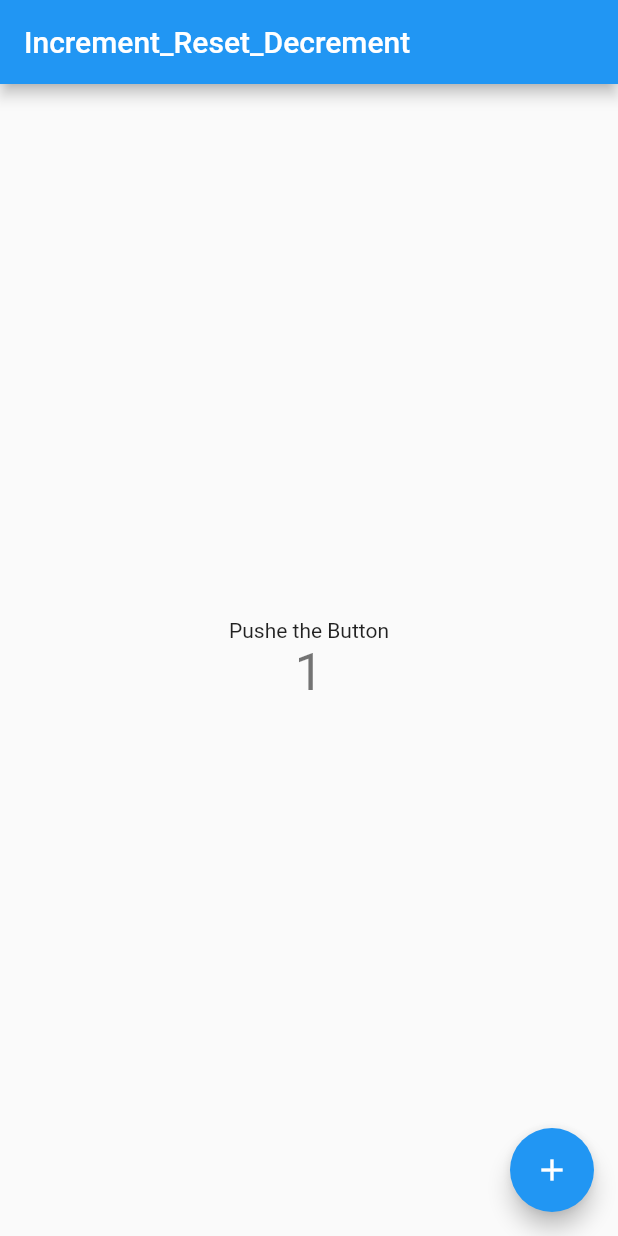
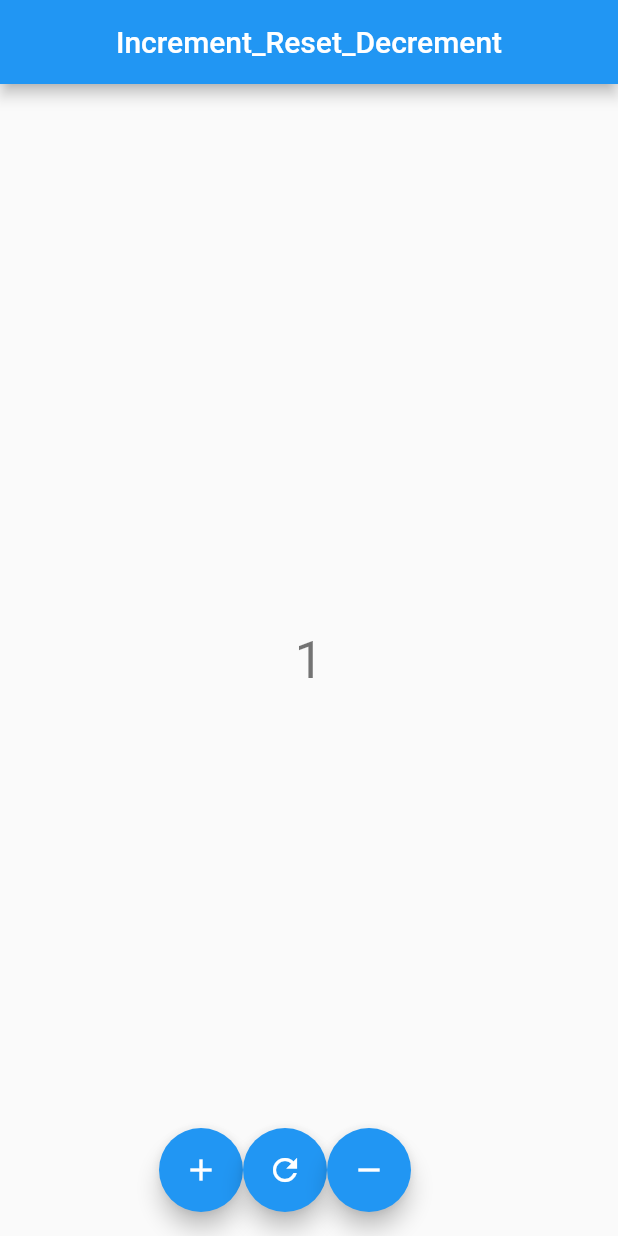
Before and after one commit to RYgithub1/blocker_v1_decrement_reset_counter, a Flutter app: the screen it shows after launch, after a tap on the "add" icon, on a phone screen of 412 x 824 dp. Run offline on Flutter 3.47's test engine with Material 2 defaults, Android fonts, the phone set to English and light mode, and no system bars.

```diff
--- a/lib/main.dart
+++ b/lib/main.dart
@@ -31,25 +31,36 @@ class MyHomePage extends StatefulWidget {
 
 class _MyHomePageState extends State<MyHomePage> {
   int _counter = 0;
-  void _incrementCounter() {
+
+  void _incrementCounter() {   /// [increment]
     setState(() {
       _counter++;
     });
   }
+  void _decrementCounter() {   /// [decrement]
+    setState(() {
+      _counter--;
+    });
+  }
+  void _resetCounter() {   /// [reset]
+    setState(() {
+      _counter = 0;
+    });
+  }
+
 
   @override
   Widget build(BuildContext context) {
     return Scaffold(
+
       appBar: AppBar(
-        title: Text(widget.title),
+        title: Center(child: Text(widget.title)),
       ),
+
       body: Center(
         child: Column(
           mainAxisAlignment: MainAxisAlignment.center,
           children: <Widget>[
-            Text(
-              'Pushe the Button',
-            ),
             Text(
               '$_counter',
               style: Theme.of(context).textTheme.headline4,
@@ -57,10 +68,27 @@ class _MyHomePageState extends State<MyHomePage> {
           ],
         ),
       ),
-      floatingActionButton: FloatingActionButton(
-        onPressed: _incrementCounter,
-        tooltip: 'Increment',
-        child: Icon(Icons.add),
+
+      floatingActionButton: Row(
+        mainAxisAlignment: MainAxisAlignment.center,
+        crossAxisAlignment: CrossAxisAlignment.center,
+        children: [
+          FloatingActionButton(
+            onPressed: _incrementCounter,
+            tooltip: 'Increment',
+            child: Icon(Icons.add),
+          ),
+          FloatingActionButton(
+            onPressed: _resetCounter,
+            tooltip: 'Reset',
+            child: Icon(Icons.refresh),
+          ),
+          FloatingActionButton(
+            onPressed: _decrementCounter,
+            tooltip: 'Decrement',
+            child: Icon(Icons.remove),
+          ),
+        ],
       ),
     );
   }
```
